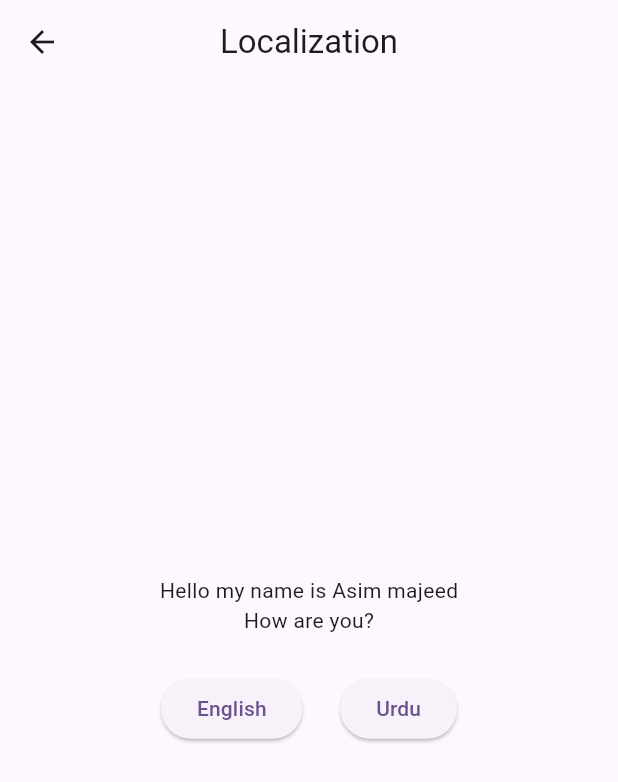
After one commit to a4-asim/flutter_getx, a Flutter app: the LanguagesScreen screen opened by its route, after a tap on "English", on a phone screen of 412 x 824 dp. The commit adds this screen. Shown: the top 782 px of the screen. Run offline on Flutter 3.47's test engine with Material 3 defaults, Android fonts, the phone set to English and light mode, and no system bars; our stand-ins replace get.

Commit message:
localization using Getx

```diff
--- /dev/null
+++ b/lib/controllers/languages.dart
@@ -0,0 +1,15 @@
+import 'package:get/get_navigation/src/root/internacionalization.dart';
+
+class Languages extends Translations {
+  @override
+  Map<String, Map<String, String>> get keys => {
+        'en_US': {
+          'message': 'Hello my name is Asim majeed',
+          'message1': 'How are you?',
+        },
+        'ur_PK': {
+          'message': 'ہیلو میرا نام عاصم مجید ہے۔',
+          'message1': 'آپ کیسے ہو؟',
+        }
+      };
+}
--- a/lib/controllers/switchController.dart
+++ b/lib/controllers/switchController.dart
@@ -1,3 +1,5 @@
+// ignore_for_file: file_names
+
 import 'package:get/get.dart';
 
 class SwitchController extends GetxController {
--- a/lib/home_screen.dart
+++ b/lib/home_screen.dart
@@ -42,6 +42,13 @@ class _HomeScreenState extends State<HomeScreen> {
             title: const Text("Getx Notification Switch"),
             onTap: () {
               Get.toNamed('/notificationScreen');
+            },
+          )),
+          Card(
+              child: ListTile(
+            title: const Text("Localization"),
+            onTap: () {
+              Get.toNamed('/languagesScreen');
             },
           )),
           Card(
--- /dev/null
+++ b/lib/localization.dart
@@ -0,0 +1,48 @@
+import 'package:flutter/material.dart';
+import 'package:get/get.dart';
+
+class LanguagesScreen extends StatefulWidget {
+  const LanguagesScreen({super.key});
+
+  @override
+  State<LanguagesScreen> createState() => _LanguagesScreenState();
+}
+
+class _LanguagesScreenState extends State<LanguagesScreen> {
+  @override
+  Widget build(BuildContext context) {
+    return Scaffold(
+      appBar: AppBar(
+        title: const Text('Localization'),
+        centerTitle: true,
+      ),
+      body: Column(
+        mainAxisAlignment: MainAxisAlignment.center,
+        crossAxisAlignment: CrossAxisAlignment.center,
+        children: [
+          Text('message'.tr),
+          Text('message1'.tr),
+          const SizedBox(
+            height: 25,
+          ),
+          Row(
+            mainAxisAlignment: MainAxisAlignment.center,
+            children: [
+              ElevatedButton(
+                  onPressed: () {
+                    Get.updateLocale(const Locale('en', 'US'));
+                  },
+                  child: const Text('English')),
+              const SizedBox(
+                width: 25,
+              ),
+              ElevatedButton(onPressed: () {
+                Get.updateLocale(const Locale('ur', 'PK'));
+              }, child: const Text('Urdu')),
+            ],
+          )
+        ],
+      ),
+    );
+  }
+}
--- a/lib/main.dart
+++ b/lib/main.dart
@@ -2,7 +2,9 @@ import 'package:flutter/material.dart';
 import 'package:flutter_getx/GetxMiniProjects/counter_screen.dart';
 import 'package:flutter_getx/GetxMiniProjects/notification_screen.dart';
 import 'package:flutter_getx/GetxMiniProjects/slider_screen.dart';
+import 'package:flutter_getx/controllers/languages.dart';
 import 'package:flutter_getx/home_screen.dart';
+import 'package:flutter_getx/localization.dart';
 import 'package:flutter_getx/screen_one.dart';
 import 'package:flutter_getx/screen_two.dart';
 import 'package:get/get.dart';
@@ -19,6 +21,9 @@ class MyApp extends StatelessWidget {
     return GetMaterialApp(
       debugShowCheckedModeBanner: false,
       title: 'Flutter Getx Demo',
+      locale: const Locale('en', 'US'),
+      fallbackLocale: const Locale('en', 'US'),
+      translations: Languages(),
       theme: ThemeData(
         colorScheme: ColorScheme.fromSeed(seedColor: Colors.deepPurple),
         useMaterial3: true,
@@ -33,9 +38,10 @@ class MyApp extends StatelessWidget {
         GetPage(name: '/screenTwo', page: () => const ScreenTwo()),
         GetPage(name: '/counterScreen', page: () => const CounterExample()),
         GetPage(name: '/sliderScreen', page: () => const SliderExample()),
-        GetPage(name: '/notificationScreen', page: () => const NotificationScreen()),
-
-
+        GetPage(
+            name: '/notificationScreen',
+            page: () => const NotificationScreen()),
+        GetPage(name: '/languagesScreen', page: () => const LanguagesScreen()),
       ],
     );
   }
```
